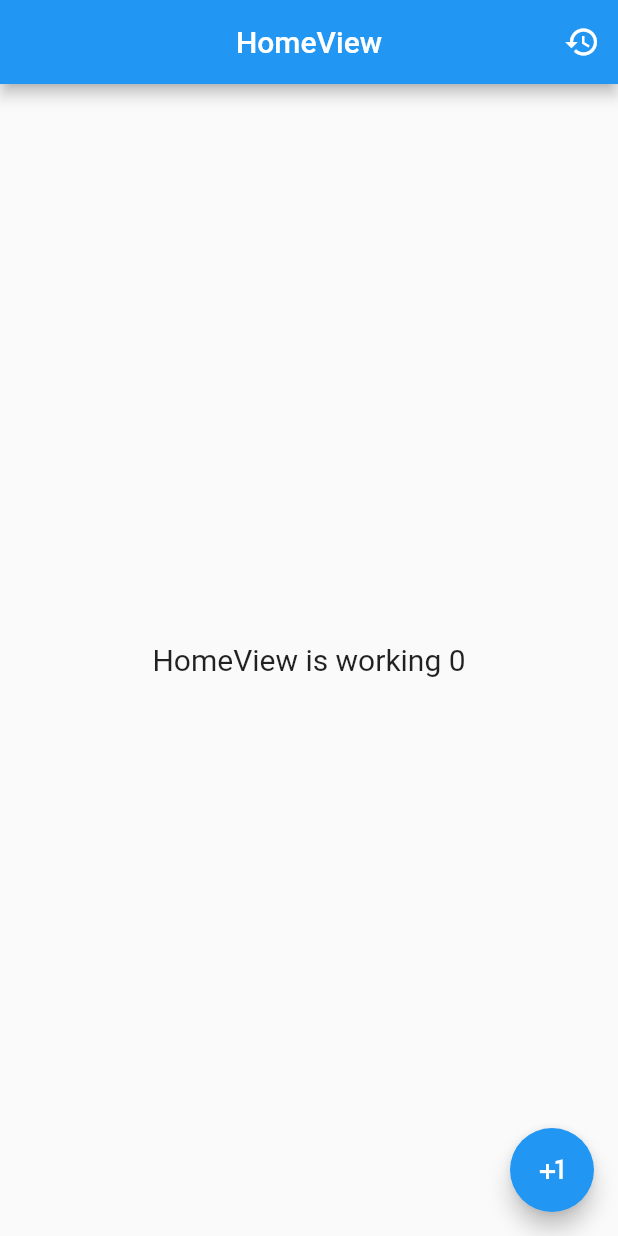
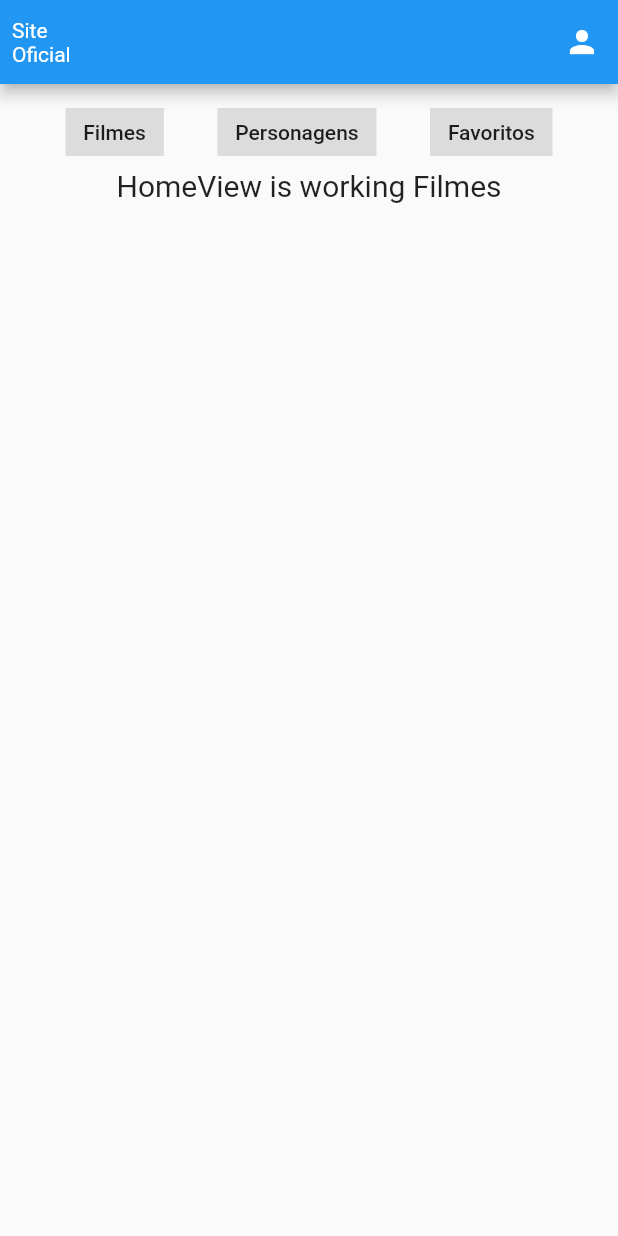
Before and after one commit to NityanandaBarbosa/Star-Wars-Movies-Actors, a Flutter app: the screen it shows after launch, on a phone screen of 412 x 824 dp. Run offline on Flutter 3.47's test engine with Material 2 defaults, Android fonts, the light colour scheme and no system bars; our stand-ins replace dio, get.

Commit message:
Testing Action chips

```diff
--- a/lib/app/modules/home/bindings/home_binding.dart
+++ b/lib/app/modules/home/bindings/home_binding.dart
@@ -1,4 +1,5 @@
 import 'package:get/get.dart';
+import 'package:star_wars_movies_people/app/shared/dio/dio.dart';
 
 import '../controllers/home_controller.dart';
 
--- a/lib/app/modules/home/controllers/home_controller.dart
+++ b/lib/app/modules/home/controllers/home_controller.dart
@@ -1,9 +1,8 @@
 import 'package:get/get.dart';
 
 class HomeController extends GetxController {
-  //TODO: Implement HomeController
-
-  final count = 0.obs;
+  final chipsLabels = ["Filmes", "Personagens", "Favoritos"];
+  final currentLabel = "Filmes".obs;
   @override
   void onInit() {
     super.onInit();
@@ -16,6 +15,5 @@ class HomeController extends GetxController {
 
   @override
   void onClose() {}
-  void increment() => count.value++;
-  void reset() => count.value = 0;
+  void increment(String newIndex) => currentLabel.value = newIndex;
 }
--- a/lib/app/modules/home/views/home_view.dart
+++ b/lib/app/modules/home/views/home_view.dart
@@ -1,6 +1,9 @@
+import 'dart:math';
+
 import 'package:flutter/material.dart';
 
 import 'package:get/get.dart';
+import 'package:star_wars_movies_people/app/routes/app_pages.dart';
 
 import '../controllers/home_controller.dart';
 
@@ -9,22 +12,43 @@ class HomeView extends GetView<HomeController> {
   Widget build(BuildContext context) {
     return Scaffold(
       appBar: AppBar(
-        title: Text('HomeView'),
-        centerTitle: true,
+        leading: IconButton(
+          onPressed: (() => Get.toNamed(Routes.OFICIAL_SITE)),
+          icon: Text("Site Oficial"),
+        ),
         actions: [
-          IconButton(onPressed: (() => controller.reset()), icon: Icon(Icons.restore))
+          IconButton(onPressed: (() => null), icon: Icon(Icons.person))
         ],
       ),
-      body: Center(
-        child: Obx((() =>
-        Text(
-          'HomeView is working ${controller.count.value}',
-          style: TextStyle(fontSize: 20),
-        ))
-      )),
-      floatingActionButton : FloatingActionButton(
-        onPressed: (() => controller.increment()),
-        child: Icon(Icons.plus_one)),
+      body: Padding(
+        padding: const EdgeInsets.all(8.0),
+        child: Obx(() {
+          return Column(
+            children: [
+              Row(
+                  mainAxisAlignment: MainAxisAlignment.spaceEvenly,
+                  children: controller.chipsLabels
+                      .map((label) => ActionChip(
+                            label: Text(label),
+                            // selected: controller.currentLabel.value == label
+                            // ? true
+                            // : false,
+                            shape: RoundedRectangleBorder(),
+                            onPressed: (() => controller.increment(label)),
+                          ))
+                      .toList()),
+              Container(
+                  child: Text(
+                'HomeView is working ${controller.currentLabel.value}',
+                style: TextStyle(fontSize: 20),
+              )),
+            ],
+          );
+        }),
+      ),
+      // floatingActionButton: FloatingActionButton(
+      //     onPressed: (() => controller.increment(controller.index.value + 1)),
+      //     child: Icon(Icons.next_plan)),
     );
   }
 }
--- a/lib/app/routes/app_pages.dart
+++ b/lib/app/routes/app_pages.dart
@@ -1,4 +1,5 @@
 import 'package:get/get.dart';
+import 'package:star_wars_movies_people/app/modules/home/views/oficial_site_view.dart';
 
 import '../modules/home/bindings/home_binding.dart';
 import '../modules/home/views/home_view.dart';
@@ -15,6 +16,13 @@ class AppPages {
       name: _Paths.HOME,
       page: () => HomeView(),
       binding: HomeBinding(),
+      children: [
+        GetPage(
+          name: _Paths.OFICIAL_SITE,
+          page: () => OficialSiteView(),
+          // binding: OficialSiteBinding(),
+        ),
+      ],
     ),
   ];
 }
--- a/lib/app/routes/app_routes.dart
+++ b/lib/app/routes/app_routes.dart
@@ -4,9 +4,11 @@ part of 'app_pages.dart';
 abstract class Routes {
   Routes._();
   static const HOME = _Paths.HOME;
+  static const OFICIAL_SITE = _Paths.HOME + _Paths.OFICIAL_SITE;
 }
 
 abstract class _Paths {
   _Paths._();
   static const HOME = '/home';
+  static const OFICIAL_SITE = '/oficial-site';
 }
--- /dev/null
+++ b/lib/app/shared/consts/apiConsts.dart
@@ -0,0 +1,5 @@
+class ApiConsts {
+  final baseUrl = "https://swapi.dev/api/";
+  final actors = "people";
+  final films = "films";
+}
--- /dev/null
+++ b/lib/app/shared/exception/Failure.dart
@@ -0,0 +1,4 @@
+class Failure implements Exception {
+  final String error;
+  Failure(this.error);
+}
```
Also changed, not shown: lib/app/modules/home/Models/Films.dart (added, +91 -0 lines), lib/app/modules/home/views/oficial_site_view.dart (added, +21 -0 lines), lib/app/shared/dio/dio.dart (added, +9 -0 lines), 1 other file.
